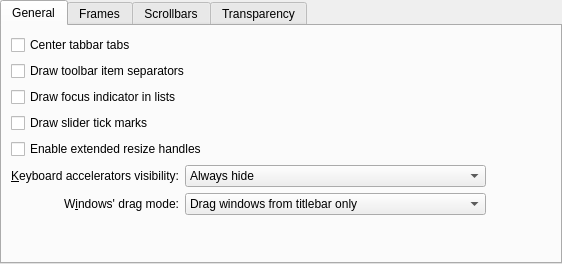
This is kstyle/config/ui/breezestyleconfig.ui in KDE/breeze as Qt 5 draws it before an edit. The edited form follows.
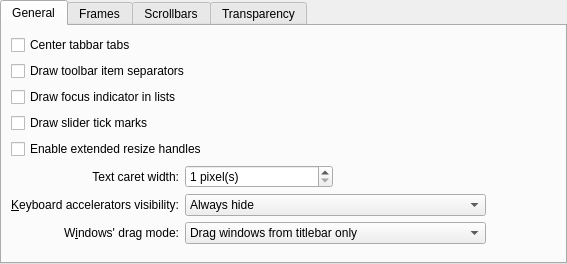
This is the edited form.

Commit message:
kstyle: add option for caret width
Users may need to adjust the width of the blinking
text cursor in order to accomodate their vision.

Patch:
```diff
--- a/kstyle/config/ui/breezestyleconfig.ui
+++ b/kstyle/config/ui/breezestyleconfig.ui
@@ -6,7 +6,7 @@
    <rect>
     <x>0</x>
     <y>0</y>
-    <width>562</width>
+    <width>567</width>
     <height>264</height>
    </rect>
   </property>
@@ -39,22 +39,10 @@
        <string>General</string>
       </attribute>
       <layout class="QGridLayout" name="gridLayout">
-       <item row="6" column="1">
-        <widget class="QLabel" name="_windowDragLabel">
-         <property name="sizePolicy">
-          <sizepolicy hsizetype="Preferred" vsizetype="Preferred">
-           <horstretch>0</horstretch>
-           <verstretch>0</verstretch>
-          </sizepolicy>
-         </property>
+       <item row="0" column="1" colspan="4">
+        <widget class="QCheckBox" name="_tabBarDrawCenteredTabs">
          <property name="text">
-          <string>W&amp;indows' drag mode:</string>
-         </property>
-         <property name="alignment">
-          <set>Qt::AlignRight|Qt::AlignTrailing|Qt::AlignVCenter</set>
-         </property>
-         <property name="buddy">
-          <cstring>_windowDragMode</cstring>
+          <string>Center tabbar tabs</string>
          </property>
         </widget>
        </item>
@@ -65,20 +53,27 @@
          </property>
         </widget>
        </item>
-       <item row="5" column="1">
-        <widget class="QLabel" name="_mnemonicsLabel">
+       <item row="6" column="4">
+        <spacer name="horizontalSpacer_3">
+         <property name="orientation">
+          <enum>Qt::Horizontal</enum>
+         </property>
+         <property name="sizeHint" stdset="0">
+          <size>
+           <width>65</width>
+           <height>20</height>
+          </size>
+         </property>
+        </spacer>
+       </item>
+       <item row="3" column="1" colspan="4">
+        <widget class="QCheckBox" name="_sliderDrawTickMarks">
          <property name="text">
-          <string>&amp;Keyboard accelerators visibility:</string>
-         </property>
-         <property name="alignment">
-          <set>Qt::AlignRight|Qt::AlignTrailing|Qt::AlignVCenter</set>
-         </property>
-         <property name="buddy">
-          <cstring>_mnemonicsMode</cstring>
+          <string>Draw slider tick marks</string>
          </property>
         </widget>
        </item>
-       <item row="5" column="2" colspan="2">
+       <item row="6" column="2" colspan="2">
         <widget class="QComboBox" name="_mnemonicsMode">
          <item>
           <property name="text">
@@ -97,20 +92,33 @@
          </item>
         </widget>
        </item>
-       <item row="5" column="4">
-        <spacer name="horizontalSpacer_3">
+       <item row="8" column="1" colspan="3">
+        <spacer name="verticalSpacer">
          <property name="orientation">
-          <enum>Qt::Horizontal</enum>
+          <enum>Qt::Vertical</enum>
          </property>
          <property name="sizeHint" stdset="0">
           <size>
-           <width>65</width>
-           <height>20</height>
+           <width>20</width>
+           <height>49</height>
           </size>
          </property>
         </spacer>
        </item>
-       <item row="6" column="2" colspan="2">
+       <item row="6" column="1">
+        <widget class="QLabel" name="_mnemonicsLabel">
+         <property name="text">
+          <string>&amp;Keyboard accelerators visibility:</string>
+         </property>
+         <property name="alignment">
+          <set>Qt::AlignRight|Qt::AlignTrailing|Qt::AlignVCenter</set>
+         </property>
+         <property name="buddy">
+          <cstring>_mnemonicsMode</cstring>
+         </property>
+        </widget>
+       </item>
+       <item row="7" column="2" colspan="2">
         <widget class="QComboBox" name="_windowDragMode">
          <item>
           <property name="text">
@@ -129,26 +137,6 @@
          </item>
         </widget>
        </item>
-       <item row="7" column="1" colspan="3">
-        <spacer name="verticalSpacer">
-         <property name="orientation">
-          <enum>Qt::Vertical</enum>
-         </property>
-         <property name="sizeHint" stdset="0">
-          <size>
-           <width>20</width>
-           <height>49</height>
-          </size>
-         </property>
-        </spacer>
-       </item>
-       <item row="0" column="1" colspan="4">
-        <widget class="QCheckBox" name="_tabBarDrawCenteredTabs">
-         <property name="text">
-          <string>Center tabbar tabs</string>
-         </property>
-        </widget>
-       </item>
        <item row="1" column="1" colspan="4">
         <widget class="QCheckBox" name="_toolBarDrawItemSeparator">
          <property name="text">
@@ -156,10 +144,22 @@
          </property>
         </widget>
        </item>
-       <item row="3" column="1" colspan="4">
-        <widget class="QCheckBox" name="_sliderDrawTickMarks">
+       <item row="7" column="1">
+        <widget class="QLabel" name="_windowDragLabel">
+         <property name="sizePolicy">
+          <sizepolicy hsizetype="Preferred" vsizetype="Preferred">
+           <horstretch>0</horstretch>
+           <verstretch>0</verstretch>
+          </sizepolicy>
+         </property>
          <property name="text">
-          <string>Draw slider tick marks</string>
+          <string>W&amp;indows' drag mode:</string>
+         </property>
+         <property name="alignment">
+          <set>Qt::AlignRight|Qt::AlignTrailing|Qt::AlignVCenter</set>
+         </property>
+         <property name="buddy">
+          <cstring>_windowDragMode</cstring>
          </property>
         </widget>
        </item>
@@ -170,6 +170,41 @@
          </property>
         </widget>
        </item>
+       <item row="5" column="1">
+        <widget class="QLabel" name="label">
+         <property name="text">
+          <string>Text caret width:</string>
+         </property>
+         <property name="alignment">
+          <set>Qt::AlignRight|Qt::AlignTrailing|Qt::AlignVCenter</set>
+         </property>
+        </widget>
+       </item>
+       <item row="5" column="2">
+        <widget class="QSpinBox" name="_textCaretWidth">
+         <property name="sizePolicy">
+          <sizepolicy hsizetype="Minimum" vsizetype="Preferred">
+           <horstretch>0</horstretch>
+           <verstretch>0</verstretch>
+          </sizepolicy>
+         </property>
+         <property name="suffix">
+          <string> pixel(s)</string>
+         </property>
+         <property name="minimum">
+          <number>1</number>
+         </property>
+         <property name="maximum">
+          <number>32</number>
+         </property>
+         <property name="value">
+          <number>1</number>
+         </property>
+         <property name="displayIntegerBase">
+          <number>10</number>
+         </property>
+        </widget>
+       </item>
       </layout>
      </widget>
      <widget class="QWidget" name="tab_3">
```
Left out of the diff: 3 changed lines with no effect on the pictures. The commit also changes 3 other files.
